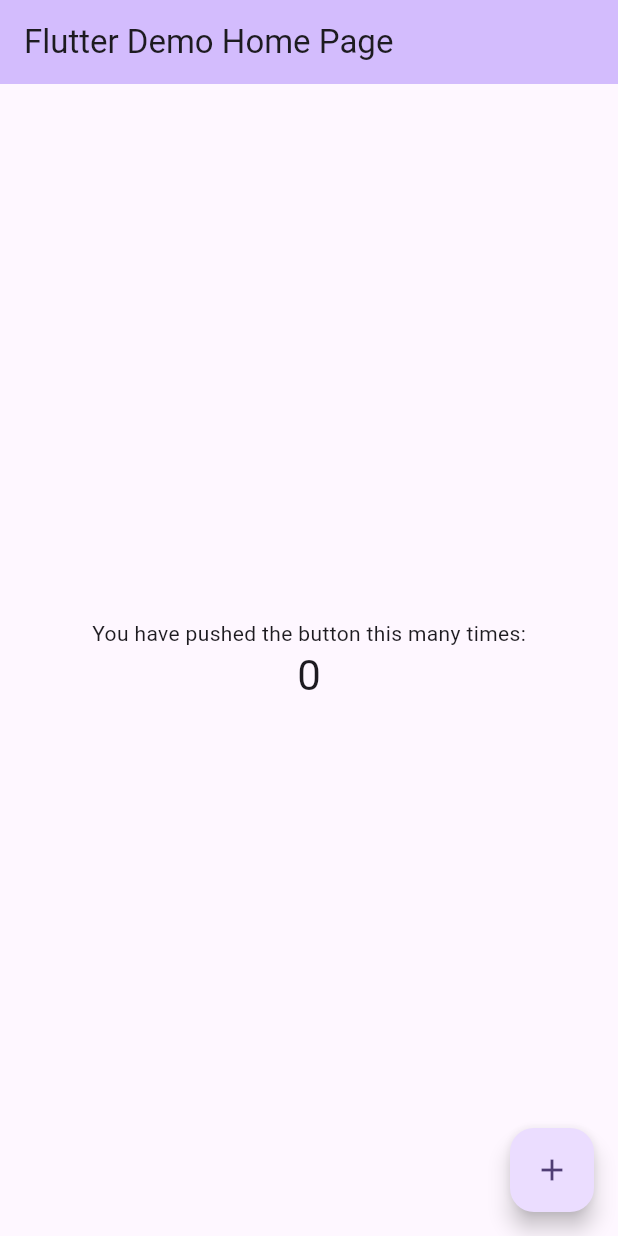
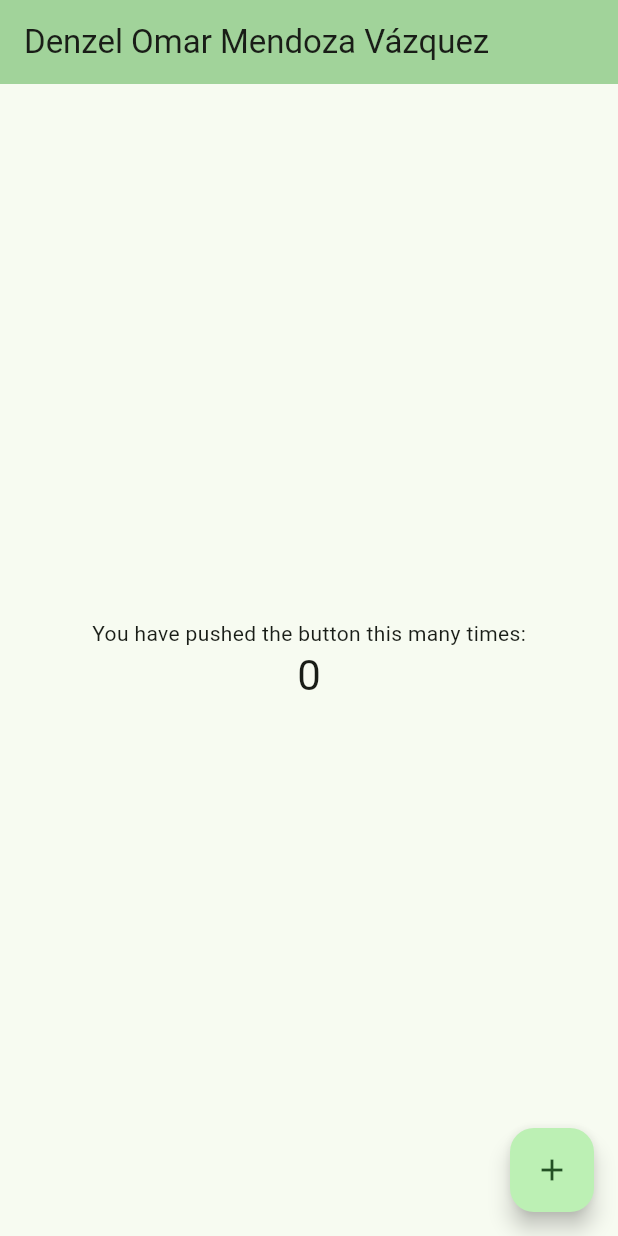
Before and after one commit to Fundamentos-Moviles/exameni-denzelomar-mndzvzqz, a Flutter app: the screen it shows after launch, on a phone screen of 412 x 824 dp. Run offline on Flutter 3.47's test engine with Material 3 defaults, Android fonts, the phone set to English and light mode, and no system bars.

Commit message:
Nombre Agregado

```diff
--- a/lib/main.dart
+++ b/lib/main.dart
@@ -28,9 +28,9 @@ class MyApp extends StatelessWidget {
         //
         // This works for code too, not just values: Most code changes can be
         // tested with just a hot reload.
-        colorScheme: ColorScheme.fromSeed(seedColor: Colors.deepPurple),
+        colorScheme: ColorScheme.fromSeed(seedColor: Colors.green),
       ),
-      home: const MyHomePage(title: 'Flutter Demo Home Page'),
+      home: const MyHomePage(title: 'Denzel Omar Mendoza Vázquez'),
     );
   }
 }
```
